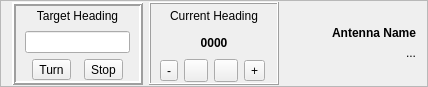
This is mqt/MqtLogger/rotcontrolframe.ui in zsteva/backup-minos2 as Qt 5 draws it before an edit. The edited form follows.
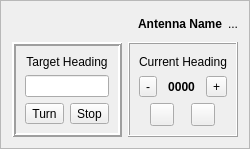
This is the edited form.

Commit message: Try to compress width of rig/rot control

The edit to the form file:
```diff
--- a/mqt/MqtLogger/rotcontrolframe.ui
+++ b/mqt/MqtLogger/rotcontrolframe.ui
@@ -6,8 +6,8 @@
    <rect>
     <x>0</x>
     <y>0</y>
-    <width>428</width>
-    <height>87</height>
+    <width>249</width>
+    <height>149</height>
    </rect>
   </property>
   <property name="windowTitle">
@@ -19,13 +19,52 @@
   <property name="frameShadow">
    <enum>QFrame::Raised</enum>
   </property>
+  <layout class="QVBoxLayout" name="verticalLayout_3">
+   <item>
   <layout class="QHBoxLayout" name="horizontalLayout_3">
-   <property name="topMargin">
-    <number>1</number>
-   </property>
-   <property name="bottomMargin">
-    <number>1</number>
-   </property>
+     <item>
+      <spacer name="horizontalSpacer">
+       <property name="orientation">
+        <enum>Qt::Horizontal</enum>
+       </property>
+       <property name="sizeHint" stdset="0">
+        <size>
+         <width>40</width>
+         <height>20</height>
+        </size>
+       </property>
+      </spacer>
+     </item>
+     <item>
+      <widget class="QLabel" name="antennaName">
+       <property name="font">
+        <font>
+         <weight>75</weight>
+         <bold>true</bold>
+        </font>
+       </property>
+       <property name="text">
+        <string>Antenna Name</string>
+       </property>
+       <property name="alignment">
+        <set>Qt::AlignRight|Qt::AlignTrailing|Qt::AlignVCenter</set>
+       </property>
+      </widget>
+     </item>
+     <item>
+      <widget class="QLabel" name="rotatorState">
+       <property name="text">
+        <string>...</string>
+       </property>
+       <property name="alignment">
+        <set>Qt::AlignRight|Qt::AlignTrailing|Qt::AlignVCenter</set>
+       </property>
+      </widget>
+     </item>
+    </layout>
+   </item>
+   <item>
+    <layout class="QHBoxLayout" name="horizontalLayout_5">
    <item>
     <widget class="QFrame" name="frame">
      <property name="frameShape">
@@ -37,14 +76,6 @@
      <property name="lineWidth">
       <number>2</number>
      </property>
-     <layout class="QVBoxLayout" name="verticalLayout_4">
-      <property name="topMargin">
-       <number>1</number>
-      </property>
-      <property name="bottomMargin">
-       <number>1</number>
-      </property>
-      <item>
        <layout class="QVBoxLayout" name="verticalLayout">
         <item>
          <widget class="QLabel" name="label_3">
@@ -75,8 +106,6 @@
           </property>
          </widget>
         </item>
-       </layout>
-      </item>
       <item>
        <layout class="QHBoxLayout" name="horizontalLayout">
         <item>
@@ -116,14 +145,6 @@
       <number>1</number>
      </property>
      <layout class="QVBoxLayout" name="verticalLayout_2">
-      <property name="topMargin">
-       <number>1</number>
-      </property>
-      <property name="bottomMargin">
-       <number>1</number>
-      </property>
-      <item>
-       <layout class="QVBoxLayout" name="verticalLayout_5">
         <item>
          <widget class="QLabel" name="label_2">
           <property name="text">
@@ -135,6 +156,18 @@
          </widget>
         </item>
         <item>
+         <layout class="QHBoxLayout" name="horizontalLayout_2">
+          <item>
+           <widget class="QToolButton" name="nudgeLeft">
+            <property name="focusPolicy">
+             <enum>Qt::NoFocus</enum>
+            </property>
+            <property name="text">
+             <string>-</string>
+            </property>
+           </widget>
+          </item>
+          <item>
          <widget class="QLabel" name="RotBrg">
           <property name="font">
            <font>
@@ -156,46 +189,6 @@
           </property>
          </widget>
         </item>
-       </layout>
-      </item>
-      <item>
-       <layout class="QHBoxLayout" name="horizontalLayout_2">
-        <item>
-         <widget class="QToolButton" name="nudgeLeft">
-          <property name="focusPolicy">
-           <enum>Qt::NoFocus</enum>
-          </property>
-          <property name="text">
-           <string>-</string>
-          </property>
-         </widget>
-        </item>
-        <item>
-         <widget class="QToolButton" name="RotateLeft">
-          <property name="focusPolicy">
-           <enum>Qt::NoFocus</enum>
-          </property>
-          <property name="text">
-           <string/>
-          </property>
-          <property name="checkable">
-           <bool>false</bool>
-          </property>
-         </widget>
-        </item>
-        <item>
-         <widget class="QToolButton" name="RotateRight">
-          <property name="focusPolicy">
-           <enum>Qt::NoFocus</enum>
-          </property>
-          <property name="text">
-           <string/>
-          </property>
-          <property name="checkable">
-           <bool>false</bool>
-          </property>
-         </widget>
-        </item>
         <item>
          <widget class="QToolButton" name="nudgeRight">
           <property name="focusPolicy">
@@ -208,62 +201,38 @@
         </item>
        </layout>
       </item>
-     </layout>
-    </widget>
-   </item>
    <item>
-    <layout class="QVBoxLayout" name="verticalLayout_3">
+         <layout class="QHBoxLayout" name="horizontalLayout_4">
      <item>
-      <spacer name="verticalSpacer_2">
-       <property name="orientation">
-        <enum>Qt::Vertical</enum>
-       </property>
-       <property name="sizeHint" stdset="0">
-        <size>
-         <width>20</width>
-         <height>40</height>
-        </size>
-       </property>
-      </spacer>
-     </item>
-     <item>
-      <widget class="QLabel" name="antennaName">
-       <property name="font">
-        <font>
-         <weight>75</weight>
-         <bold>true</bold>
-        </font>
-       </property>
+           <widget class="QToolButton" name="RotateLeft">
+            <property name="focusPolicy">
+             <enum>Qt::NoFocus</enum>
+            </property>
        <property name="text">
-        <string>Antenna Name</string>
-       </property>
-       <property name="alignment">
-        <set>Qt::AlignRight|Qt::AlignTrailing|Qt::AlignVCenter</set>
+             <string/>
+            </property>
+            <property name="checkable">
+             <bool>false</bool>
        </property>
       </widget>
      </item>
      <item>
-      <widget class="QLabel" name="rotatorState">
+           <widget class="QToolButton" name="RotateRight">
+            <property name="focusPolicy">
+             <enum>Qt::NoFocus</enum>
+            </property>
        <property name="text">
-        <string>...</string>
-       </property>
-       <property name="alignment">
-        <set>Qt::AlignRight|Qt::AlignTrailing|Qt::AlignVCenter</set>
+             <string/>
+            </property>
+            <property name="checkable">
+             <bool>false</bool>
        </property>
       </widget>
      </item>
-     <item>
-      <spacer name="verticalSpacer_3">
-       <property name="orientation">
-        <enum>Qt::Vertical</enum>
-       </property>
-       <property name="sizeHint" stdset="0">
-        <size>
-         <width>20</width>
-         <height>40</height>
-        </size>
-       </property>
-      </spacer>
+         </layout>
+        </item>
+       </layout>
+      </widget>
      </item>
     </layout>
    </item>
```
Lines whose indentation alone changed are shown as unchanged. The commit also changes 3 other files.
